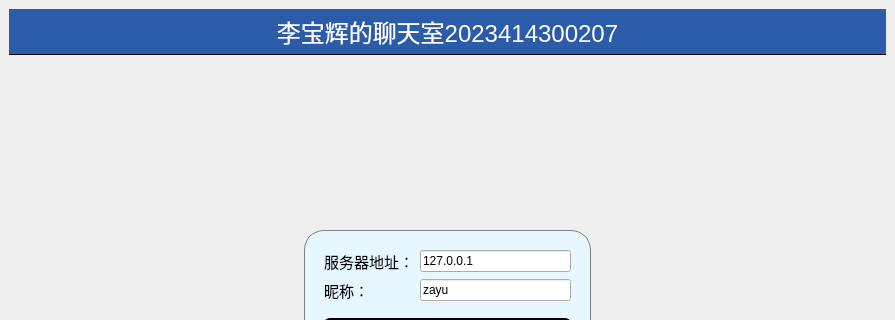
This is ChatClient/mainwindow.ui in Zerotwo00000/Lab5 as Qt 5 draws it before an edit; both pictures show x 0 to 895 and y 0 to 320 of the 895 by 546 pixel window. The edited form follows.
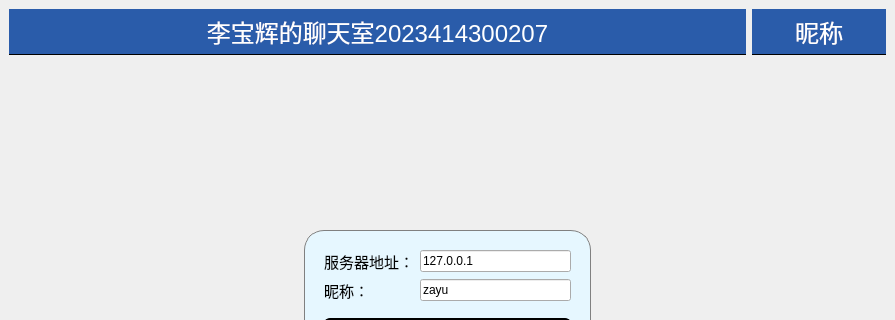
This is the edited form.

```diff
--- a/ChatClient/mainwindow.ui
+++ b/ChatClient/mainwindow.ui
@@ -25,6 +25,17 @@
 	background-color: #2a5caa;
 }
 
+#nickname {
+    color: white;
+    font-size: 24px;
+    text-align: center;
+    padding: 5px;
+    background: white;
+    border: none;
+	border-bottom: 1px solid black;
+	background-color: #2a5caa;
+}
+
 #loginFrame {
     background-color: #e6f7ff;
     border-radius: 20px;
@@ -42,8 +53,8 @@
 }</string>
   </property>
   <widget class="QWidget" name="centralwidget">
-   <layout class="QVBoxLayout" name="verticalLayout">
-    <item>
+   <layout class="QGridLayout" name="gridLayout_4">
+    <item row="0" column="0">
      <widget class="QLabel" name="title">
       <property name="font">
        <font>
@@ -61,7 +72,23 @@
       </property>
      </widget>
     </item>
-    <item>
+    <item row="0" column="1">
+     <widget class="QLabel" name="nickname">
+      <property name="maximumSize">
+       <size>
+        <width>134</width>
+        <height>16777215</height>
+       </size>
+      </property>
+      <property name="text">
+       <string>昵称</string>
+      </property>
+      <property name="alignment">
+       <set>Qt::AlignCenter</set>
+      </property>
+     </widget>
+    </item>
+    <item row="1" column="0" colspan="2">
      <widget class="QStackedWidget" name="stackedWidget">
       <property name="currentIndex">
        <number>1</number>
```
